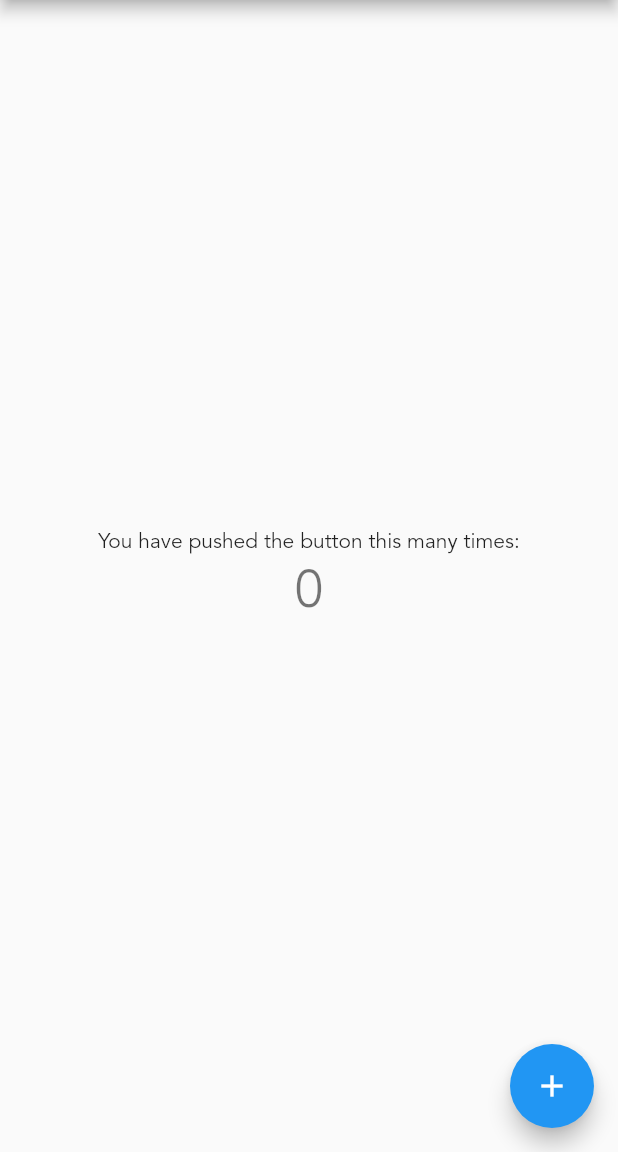
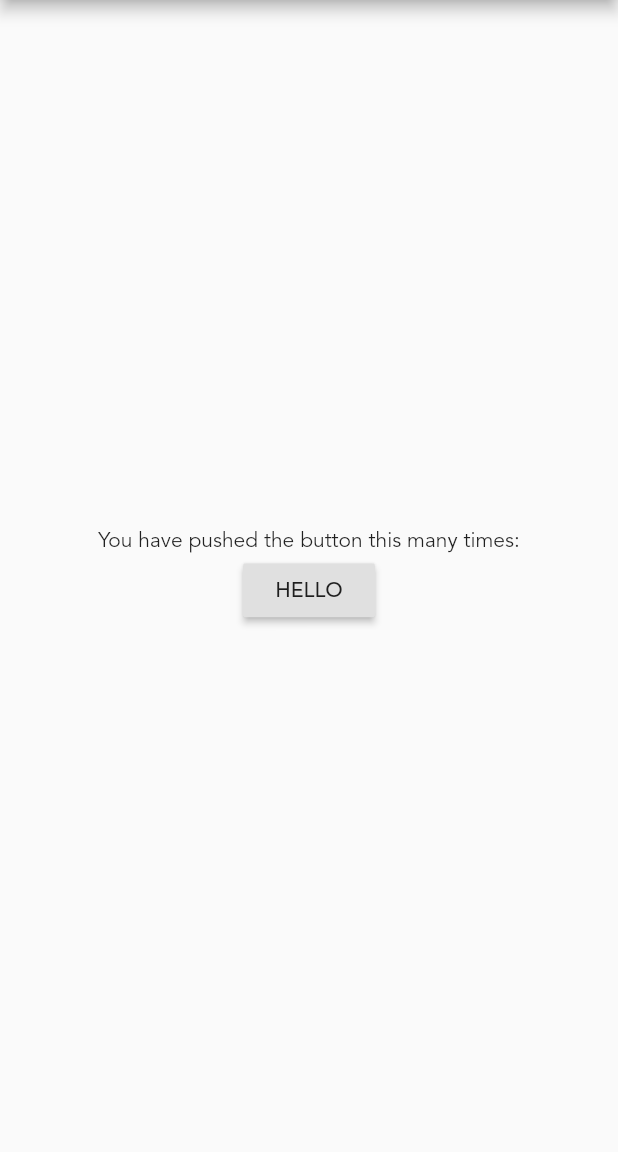
Before and after one commit to trinadhkoya/music_app, a Flutter app: the screen it shows after launch, on a phone screen of 412 x 824 dp, the part 84-1236 px from its top. Run offline on Flutter 3.47's test engine with Material 2 defaults, Android fonts, the phone set to English and light mode, and no system bars.

Commit message:
changes made

```diff
--- a/lib/main.dart
+++ b/lib/main.dart
@@ -1,4 +1,5 @@
 import 'package:flutter/material.dart';
+import 'package:music_app/widgets/SnackBarWidget.dart';
 
 void main() {
   runApp(MyApp());
@@ -22,15 +23,6 @@ class MyApp extends StatelessWidget {
 class MyHomePage extends StatefulWidget {
   MyHomePage({Key key, this.title}) : super(key: key);
 
-  // This widget is the home page of your application. It is stateful, meaning
-  // that it has a State object (defined below) that contains fields that affect
-  // how it looks.
-
-  // This class is the configuration for the state. It holds the values (in this
-  // case the title) provided by the parent (in this case the App widget) and
-  // used by the build method of the State. Fields in a Widget subclass are
-  // always marked "final".
-
   final String title;
 
   @override
@@ -38,68 +30,23 @@ class MyHomePage extends StatefulWidget {
 }
 
 class _MyHomePageState extends State<MyHomePage> {
-  int _counter = 0;
-
-  void _incrementCounter() {
-    setState(() {
-      // This call to setState tells the Flutter framework that something has
-      // changed in this State, which causes it to rerun the build method below
-      // so that the display can reflect the updated values. If we changed
-      // _counter without calling setState(), then the build method would not be
-      // called again, and so nothing would appear to happen.
-      _counter++;
-    });
-  }
-
   @override
   Widget build(BuildContext context) {
-    // This method is rerun every time setState is called, for instance as done
-    // by the _incrementCounter method above.
-    //
-    // The Flutter framework has been optimized to make rerunning build methods
-    // fast, so that you can just rebuild anything that needs updating rather
-    // than having to individually change instances of widgets.
     return Scaffold(
       appBar: AppBar(
-        // Here we take the value from the MyHomePage object that was created by
-        // the App.build method, and use it to set our appbar title.
         title: Text(widget.title),
       ),
       body: Center(
-        // Center is a layout widget. It takes a single child and positions it
-        // in the middle of the parent.
         child: Column(
-          // Column is also a layout widget. It takes a list of children and
-          // arranges them vertically. By default, it sizes itself to fit its
-          // children horizontally, and tries to be as tall as its parent.
-          //
-          // Invoke "debug painting" (press "p" in the console, choose the
-          // "Toggle Debug Paint" action from the Flutter Inspector in Android
-          // Studio, or the "Toggle Debug Paint" command in Visual Studio Code)
-          // to see the wireframe for each widget.
-          //
-          // Column has various properties to control how it sizes itself and
-          // how it positions its children. Here we use mainAxisAlignment to
-          // center the children vertically; the main axis here is the vertical
-          // axis because Columns are vertical (the cross axis would be
-          // horizontal).
           mainAxisAlignment: MainAxisAlignment.center,
           children: <Widget>[
             Text(
               'You have pushed the button this many times:',
             ),
-            Text(
-              '$_counter',
-              style: Theme.of(context).textTheme.headline4,
-            ),
+            SnackbarWidget(title: 'Uh oh! passed parameter dynamically')
           ],
         ),
       ),
-      floatingActionButton: FloatingActionButton(
-        onPressed: _incrementCounter,
-        tooltip: 'Increment',
-        child: Icon(Icons.add),
-      ), // This trailing comma makes auto-formatting nicer for build methods.
     );
   }
 }
--- /dev/null
+++ b/lib/widgets/SnackBarWidget.dart
@@ -0,0 +1,31 @@
+import 'package:flutter/cupertino.dart';
+import 'package:flutter/material.dart';
+
+class SnackbarWidget extends StatelessWidget {
+  final String title;
+  SnackbarWidget({Key key, @required this.title}) : super(key: key);
+
+  @override
+  Widget build(BuildContext context) {
+    return Center(
+      child: RaisedButton(
+        onPressed: () {
+          final SnackBar snackBar = SnackBar(
+            content: Text(title),
+            action: SnackBarAction(
+              label: 'Undo',
+              onPressed: () {
+                // Some code to undo the change.
+              },
+            ),
+          );
+
+          // Find the Scaffold in the widget tree and use
+          // it to show a SnackBar.
+          Scaffold.of(context).showSnackBar(snackBar);
+        },
+        child: Text('HELLO'),
+      ),
+    );
+  }
+}
```
